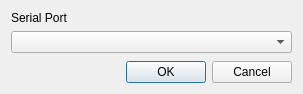
This is selectserialportdialog.ui in archnemesis/PowerBankMonitor as Qt 5 draws it before an edit. The edited form follows.
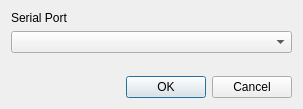
This is the edited form.

Patch:
```diff
--- a/selectserialportdialog.ui
+++ b/selectserialportdialog.ui
@@ -7,7 +7,7 @@
     <x>0</x>
     <y>0</y>
     <width>303</width>
-    <height>94</height>
+    <height>109</height>
    </rect>
   </property>
   <property name="windowTitle">
```
Left out of the diff: 2 changed lines with no effect on the pictures.
